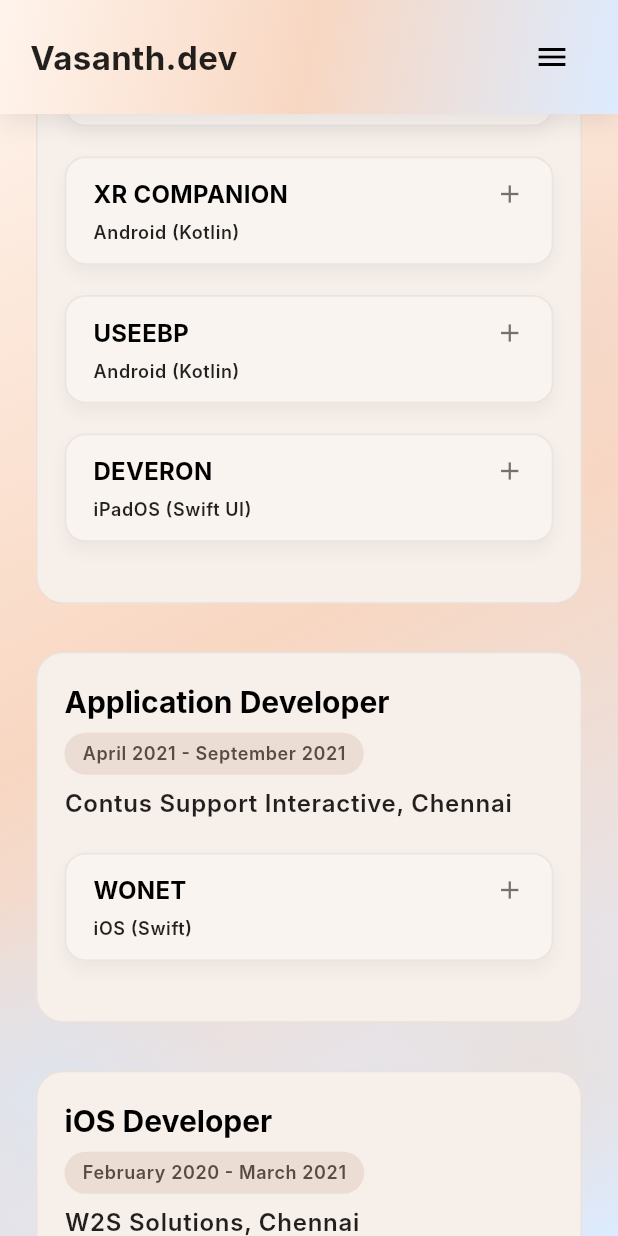
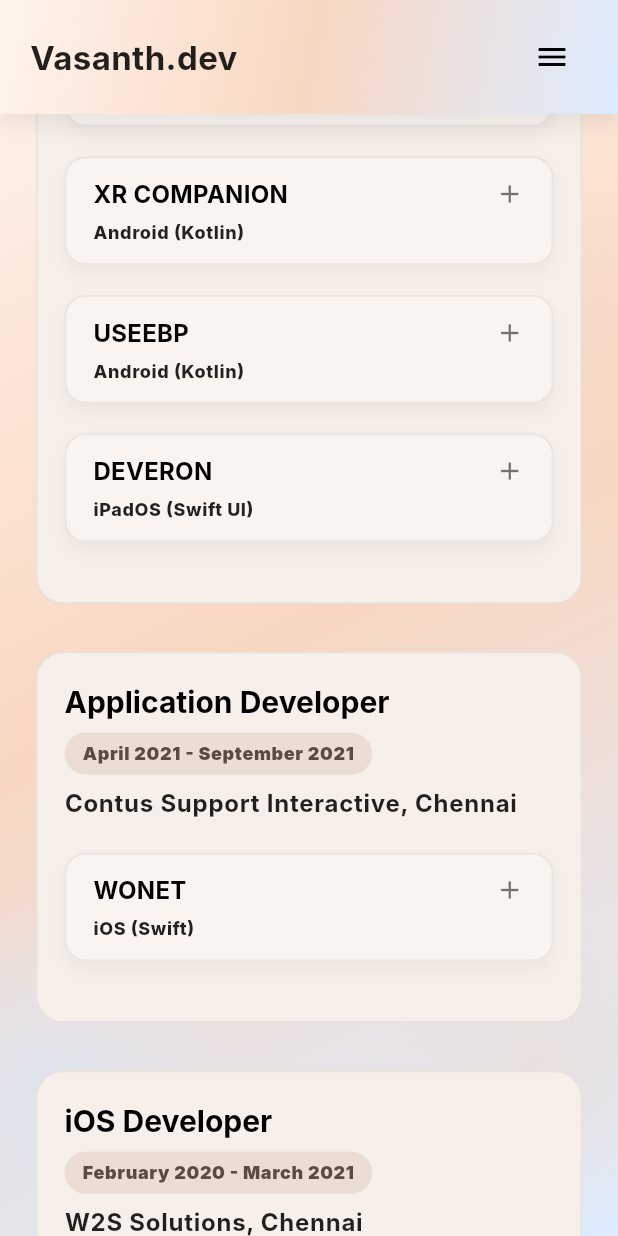
Before and after one commit to vasanthkumar17/vasanth_portfolio, a Flutter app: the screen it shows after launch, scrolled down 2304 dp, on a phone screen of 412 x 824 dp. Run offline on Flutter 3.47's test engine with Material 3 defaults, Android fonts, the phone set to English and light mode, and no system bars; drawn by our look-alikes of flutter_animate; our stand-ins replace web; Roboto replaces fonts that are missing (Inter).

Commit message:
Make professional experience text bolder

```diff
--- a/lib/sections/projects_section.dart
+++ b/lib/sections/projects_section.dart
@@ -331,7 +331,7 @@ class _ProjectTitleTileState extends State<_ProjectTitleTile>
                   widget.project.technology,
                   style: Theme.of(context).textTheme.bodySmall?.copyWith(
                     color: isDark ? Colors.white70 : Colors.black87,
-                    fontWeight: FontWeight.w600,
+                    fontWeight: FontWeight.w800,
                   ),
                 ),
               ],
@@ -497,7 +497,7 @@ class _ExperienceHeader extends StatelessWidget {
                 group.timeline,
                 style: Theme.of(context).textTheme.bodySmall?.copyWith(
                   color: chipTextColor,
-                  fontWeight: FontWeight.w600,
+                  fontWeight: FontWeight.w900,
                 ),
               ),
             ),
@@ -508,7 +508,7 @@ class _ExperienceHeader extends StatelessWidget {
           '${group.company}, ${group.location}',
           style: Theme.of(context).textTheme.bodyLarge?.copyWith(
             color: isDark ? Colors.white70 : Colors.black87,
-            fontWeight: FontWeight.w600,
+            fontWeight: FontWeight.w700,
           ),
         ),
       ],
```
